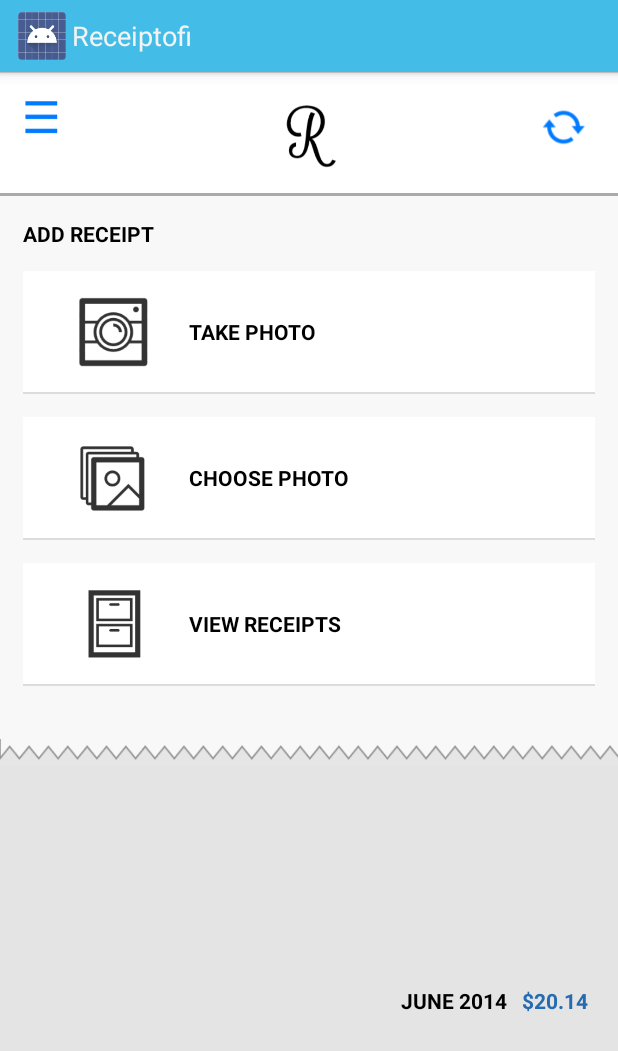
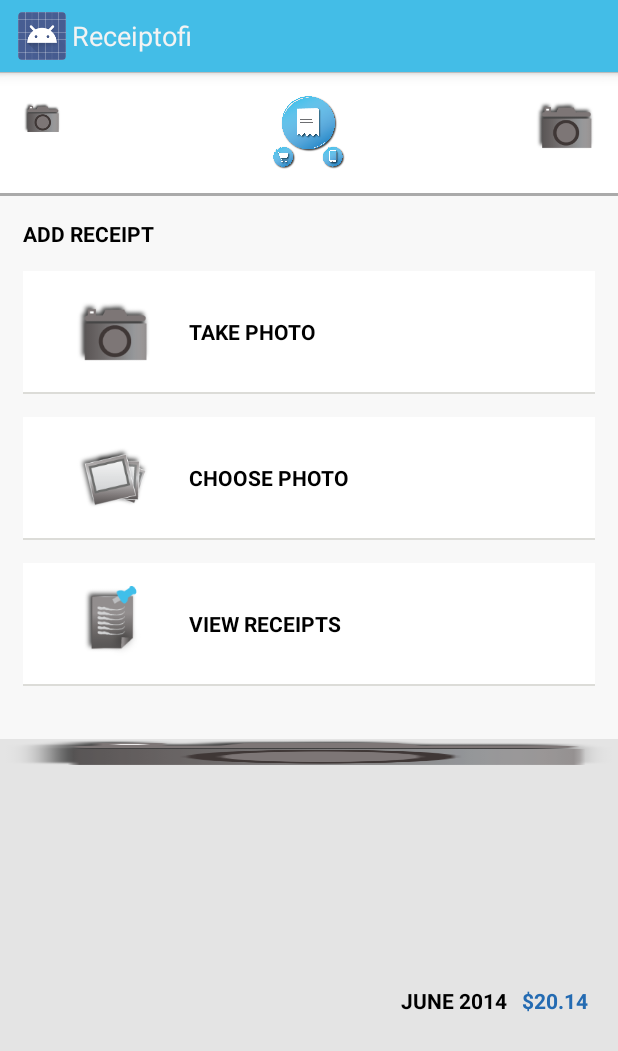
Before and after one commit to hth/receipt-android, an Android app: the fragment ActionFragment shown on its own in the app's theme, on a phone screen of 412 x 824 dp. Shown: the top 1051 px of the screen. Run offline under Robolectric (Android 15) with nearby library versions, the phone set to English and light mode, and no system bars.

Commit message:
removing unused res

```diff
--- a/src/main/AndroidManifest.xml
+++ b/src/main/AndroidManifest.xml
@@ -24,7 +24,7 @@
     <application
         android:name="com.receiptofi.checkout.ReceiptofiApplication"
         android:allowBackup="true"
-        android:icon="@drawable/r"
+        android:icon="@drawable/app_logo"
         android:label="@string/app_name"
         android:theme="@style/CustomActionBarTheme">
         <meta-data
--- a/src/main/res/layout/action_page.xml
+++ b/src/main/res/layout/action_page.xml
@@ -62,7 +62,7 @@
                         android:id="@+id/take_photo_img"
                         android:layout_width="50dp"
                         android:layout_height="50dp"
-                        android:src="@drawable/take_picture"/>
+                        android:src="@drawable/camera_icon"/>
 
                 <TextView
                         android:id="@+id/take_photo_txt"
@@ -95,7 +95,7 @@
                         android:id="@+id/choose_photo_txt_img"
                         android:layout_width="50dp"
                         android:layout_height="50dp"
-                        android:src="@drawable/choose_photo"/>
+                        android:src="@drawable/gallery_icon"/>
 
                 <TextView
                         android:id="@+id/choose_photo_txt"
@@ -127,7 +127,7 @@
                         android:id="@+id/view_receipts_img"
                         android:layout_width="50dp"
                         android:layout_height="50dp"
-                        android:src="@drawable/view_reciept"/>
+                        android:src="@drawable/list_icon"/>
 
                 <TextView
                         android:id="@+id/view_receipts_txt"
@@ -148,7 +148,7 @@
     <View
             android:layout_width="fill_parent"
             android:layout_height="18dp"
-            android:background="@drawable/saw"/>
+            android:background="@drawable/camera_icon"/>
 
     <LinearLayout
             android:layout_width="fill_parent"
--- a/src/main/res/layout/header.xml
+++ b/src/main/res/layout/header.xml
@@ -15,7 +15,7 @@
                 android:layout_width="wrap_content"
                 android:layout_height="50dp"
                 android:layout_centerHorizontal="true"
-                android:src="@drawable/r"/>
+                android:src="@drawable/app_logo"/>
 
         <ImageView
                 android:id="@+id/menu"
@@ -23,14 +23,14 @@
                 android:layout_height="30dp"
                 android:layout_alignParentLeft="true"
                 android:onClick="invokeMenu"
-                android:src="@drawable/menu"/>
+                android:src="@drawable/camera_icon"/>
 
         <View
                 android:id="@+id/back"
                 android:layout_width="23dp"
                 android:layout_height="34dp"
                 android:layout_alignParentLeft="true"
-                android:background="@drawable/back_navigation"
+                android:background="@drawable/camera_icon"
                 android:onClick="onBackPressed"/>
 
         <ImageView
@@ -38,7 +38,7 @@
                 android:layout_width="40dp"
                 android:layout_height="40dp"
                 android:layout_alignParentRight="true"
-                android:src="@drawable/sync"/>
+                android:src="@drawable/camera_icon"/>
     </RelativeLayout>
 
     <View
--- a/src/main/res/layout/launch_page.xml
+++ b/src/main/res/layout/launch_page.xml
@@ -15,7 +15,7 @@
             android:layout_width="match_parent"
             android:layout_height="330dp"
             android:layout_alignParentTop="true"
-            android:padding="20dp"
+            android:padding="40dp"
             android:contentDescription="@string/app_info_cnt_dscp"
             android:orientation="vertical">
 
@@ -24,7 +24,7 @@
                 android:layout_width="wrap_content"
                 android:layout_height="wrap_content"
                 android:layout_centerInParent="true"
-                android:src="@drawable/picture"
+                android:src="@drawable/app_logo"
                 android:contentDescription="@string/app_info_cnt_dscp" />
         </RelativeLayout>
 
--- a/src/main/res/layout/receipt_detail.xml
+++ b/src/main/res/layout/receipt_detail.xml
@@ -86,7 +86,7 @@
                         android:layout_height="45dp"
                         android:layout_alignParentRight="true"
                         android:layout_alignParentTop="true"
-                        android:src="@drawable/vrp_detail"/>
+                        android:src="@drawable/camera_icon"/>
             </RelativeLayout>
 
             <ImageView
@@ -102,6 +102,6 @@
             android:layout_width="fill_parent"
             android:layout_height="18sp"
             android:layout_below="@+id/body"
-            android:background="@drawable/saw"/>
+            android:background="@drawable/camera_icon"/>
 
 </RelativeLayout>
```
Also changed, not shown: src/main/res/drawable-xhdpi/ic_launcher.png (deleted), src/main/res/drawable-xhdpi/picture.png (deleted), src/main/res/drawable-xhdpi/r_logo.png (deleted), src/main/res/drawable-xxhdpi/ic_launcher.png (deleted), src/main/res/drawable/app_logo.png (added), src/main/res/drawable/back_navigation.png (deleted), src/main/res/drawable/choose_photo.png (deleted), src/main/res/drawable/logo_receiptofi.png (deleted), src/main/res/drawable/menu.png (deleted), src/main/res/drawable/r.png (deleted), src/main/res/drawable/saw.png (deleted), src/main/res/drawable/sync.png (deleted), src/main/res/drawable/take_picture.png (deleted), src/main/res/drawable/view_reciept.png (deleted), 1 more files.
